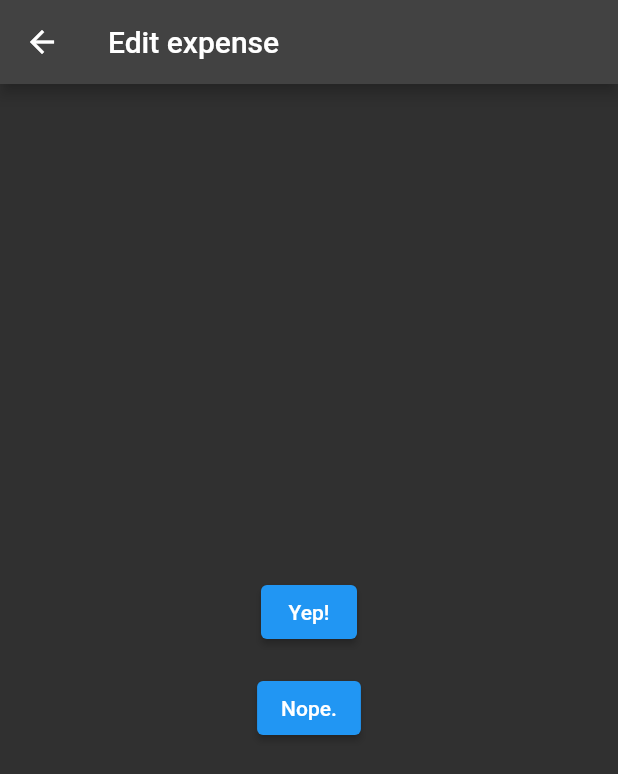
After one commit to victorzshi/splitsi, a Flutter app: the EditBillScreen screen opened by its route, after a tap on "New expense", on a phone screen of 412 x 824 dp. The commit adds this screen. Shown: the top 774 px of the screen. Run offline on Flutter 3.47's test engine with Material 2 defaults, Android fonts, the phone set to English and light mode, and no system bars; our stand-ins replace cloud_firestore, firebase_core; accounts and stored records are empty.

Commit message:
Add edit expense screen

```diff
--- a/lib/src/app.dart
+++ b/lib/src/app.dart
@@ -1,6 +1,6 @@
 import 'package:flutter/material.dart';
 
-import 'screens/create_bill/create_bill_screen.dart';
+import 'screens/edit_bill/edit_bill_screen.dart';
 import 'screens/home/home_screen.dart';
 import 'screens/view_bill/view_bill_screen.dart';
 
@@ -21,10 +21,10 @@ class App extends StatelessWidget {
           );
         }
 
-        if (settings.name == CreateBillScreen.routeName) {
+        if (settings.name == EditBillScreen.routeName) {
           return MaterialPageRoute(
             settings: settings,
-            builder: (context) => const CreateBillScreen(),
+            builder: (context) => const EditBillScreen(),
           );
         }
 
--- /dev/null
+++ b/lib/src/screens/edit_bill/edit_bill_screen.dart
@@ -0,0 +1,136 @@
+import 'package:flutter/material.dart';
+
+import '../../models/bill.dart';
+import '../../widgets/expense_card.dart';
+import '../edit_expense/edit_expense_screen.dart';
+import '../view_bill/view_bill_screen.dart';
+
+class EditBillScreen extends StatefulWidget {
+  const EditBillScreen({super.key});
+
+  static const routeName = '/bills';
+
+  @override
+  State<EditBillScreen> createState() => _CreateBillScreen();
+}
+
+class _CreateBillScreen extends State<EditBillScreen> {
+  late Future<String> _code;
+
+  @override
+  void initState() {
+    super.initState();
+    BillService.setTestData();
+    _code = BillService.nextCode();
+  }
+
+  @override
+  Widget build(BuildContext context) {
+    return Scaffold(
+      appBar: AppBar(
+        title: const Text('New bill'),
+      ),
+      body: ListView(
+        padding: const EdgeInsets.all(8.0),
+        children: const <Widget>[
+          // TODO: Use list of expenses.
+          ExpenseCard(
+            name: 'Taxi',
+            cost: 18,
+            people: ['Ash', 'May', 'Brock', 'Misty'],
+          ),
+          ExpenseCard(
+            name: 'Food',
+            cost: 25,
+            people: ['Ash', 'May', 'Brock'],
+          ),
+          NewExpenseButton(),
+        ],
+      ),
+      floatingActionButton: FutureBuilder<String>(
+        future: _code,
+        builder: (context, snapshot) {
+          if (snapshot.hasData) {
+            // TODO: Show share button only if at least one expense exists.
+            return ShareBillButton(code: snapshot.data as String);
+          } else if (snapshot.hasError) {
+            return Text('${snapshot.error}');
+          }
+          return const CircularProgressIndicator();
+        },
+      ),
+    );
+  }
+}
+
+class ShareBillButton extends StatelessWidget {
+  const ShareBillButton({super.key, required this.code});
+
+  final String code;
+
+  @override
+  Widget build(BuildContext context) {
+    return FloatingActionButton.extended(
+      onPressed: () {
+        // TODO: Confirm with user that data is finalized.
+
+        final timestamp = DateTime.now().toIso8601String();
+
+        final bill = Bill(
+          code: code,
+          timestamp: timestamp,
+        );
+
+        BillService.upload(bill);
+
+        Navigator.restorablePopAndPushNamed(
+          context,
+          '${ViewBillScreen.routeName}/$code',
+        );
+      },
+      icon: const Icon(Icons.share),
+      label: const Text('Share bill'),
+    );
+  }
+}
+
+class NewExpenseButton extends StatefulWidget {
+  const NewExpenseButton({super.key});
+
+  @override
+  State<NewExpenseButton> createState() => _NewExpenseButtonState();
+}
+
+class _NewExpenseButtonState extends State<NewExpenseButton> {
+  @override
+  Widget build(BuildContext context) {
+    return ElevatedButton.icon(
+      onPressed: () {
+        _navigateAndDisplaySelection(context);
+      },
+      icon: const Icon(Icons.add),
+      label: const Text('New expense'),
+    );
+  }
+
+// A method that launches the SelectionScreen and awaits the result from
+// Navigator.pop.
+  Future<void> _navigateAndDisplaySelection(BuildContext context) async {
+    // Navigator.push returns a Future that completes after calling
+    // Navigator.pop on the Selection Screen.
+    final result = await Navigator.push(
+      context,
+      MaterialPageRoute(builder: (context) => const EditExpenseScreen()),
+    );
+
+    // When a BuildContext is used from a StatefulWidget, the mounted property
+    // must be checked after an asynchronous gap.
+    if (!mounted) return;
+
+    // After the Selection Screen returns a result, hide any previous snackbars
+    // and show the new result.
+    ScaffoldMessenger.of(context)
+      ..removeCurrentSnackBar()
+      ..showSnackBar(SnackBar(content: Text('$result')));
+  }
+}
--- /dev/null
+++ b/lib/src/screens/edit_expense/edit_expense_screen.dart
@@ -0,0 +1,41 @@
+import 'package:flutter/material.dart';
+
+class EditExpenseScreen extends StatelessWidget {
+  const EditExpenseScreen({super.key});
+
+  @override
+  Widget build(BuildContext context) {
+    return Scaffold(
+      appBar: AppBar(
+        title: const Text('Edit expense'),
+      ),
+      body: Center(
+        child: Column(
+          mainAxisAlignment: MainAxisAlignment.center,
+          children: [
+            Padding(
+              padding: const EdgeInsets.all(8.0),
+              child: ElevatedButton(
+                onPressed: () {
+                  // Close the screen and return "Yep!" as the result.
+                  Navigator.pop(context, 'Yep!');
+                },
+                child: const Text('Yep!'),
+              ),
+            ),
+            Padding(
+              padding: const EdgeInsets.all(8.0),
+              child: ElevatedButton(
+                onPressed: () {
+                  // Close the screen and return "Nope." as the result.
+                  Navigator.pop(context, 'Nope.');
+                },
+                child: const Text('Nope.'),
+              ),
+            )
+          ],
+        ),
+      ),
+    );
+  }
+}
```
Also changed, not shown: lib/src/screens/create_bill/create_bill_screen.dart (deleted, +0 -90 lines), lib/src/screens/home/home_screen.dart (+5 -4 lines).
